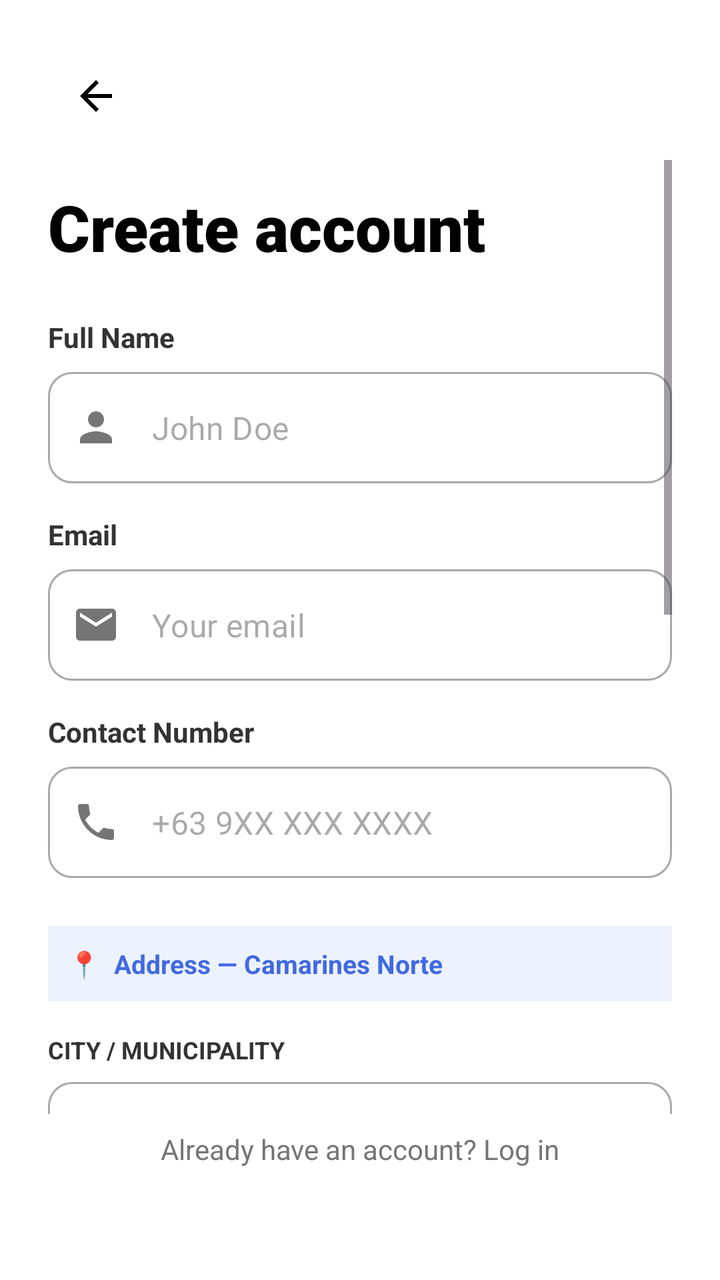
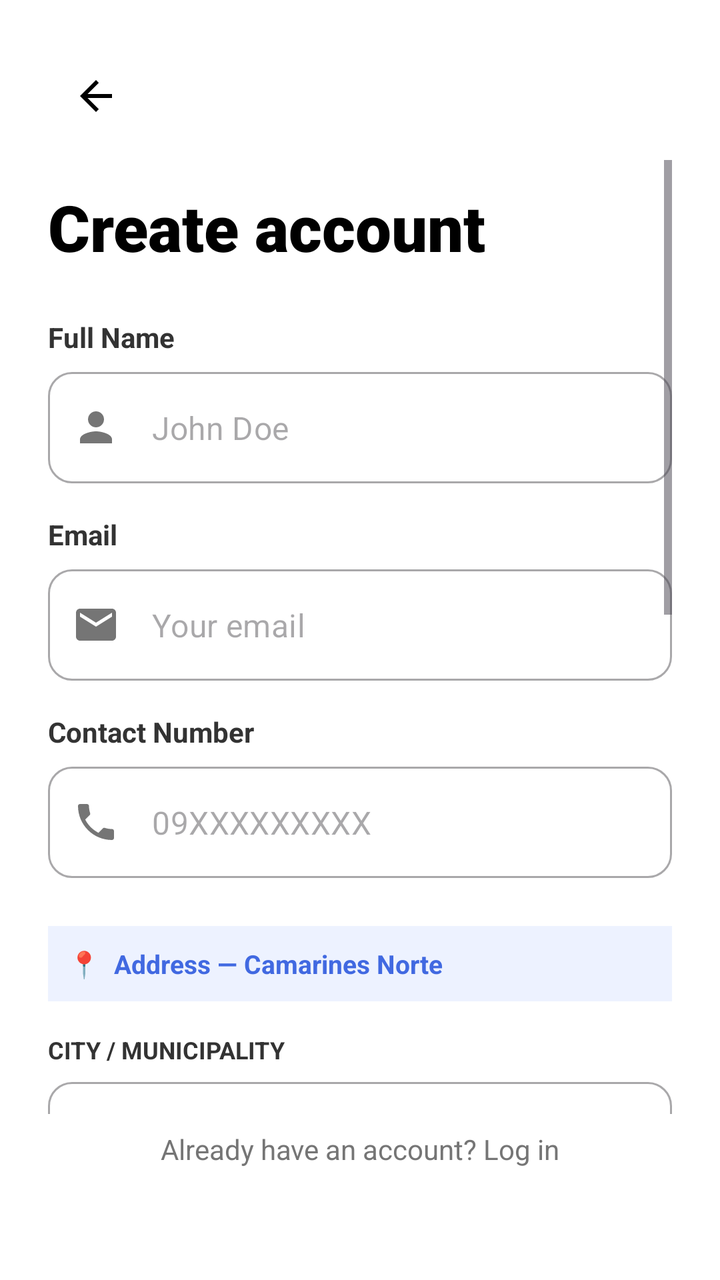

An Android layout rendered at two revisions. The XML below is the earlier revision; the diff shows what the commit changed to produce the second picture.
<!-- AndroidManifest.xml: application theme Theme.StreetAssist -->
<!-- res/layout/register_activity.xml -->
<?xml version="1.0" encoding="utf-8"?>
<androidx.constraintlayout.widget.ConstraintLayout xmlns:android="http://schemas.android.com/apk/res/android"
    xmlns:app="http://schemas.android.com/apk/res-auto"
    android:layout_width="match_parent"
    android:layout_height="match_parent"
    android:background="@android:color/white"
    android:padding="24dp">

    
    <ImageButton
        android:id="@+id/btnBack"
        android:layout_width="48dp"
        android:layout_height="48dp"
        android:background="?attr/selectableItemBackgroundBorderless"
        android:contentDescription="Back"
        android:padding="12dp"
        android:scaleType="fitCenter"
        android:src="@drawable/abc_ic_ab_back_material"
        app:layout_constraintStart_toStartOf="parent"
        app:layout_constraintTop_toTopOf="parent"
        app:tint="@android:color/black" />

    <ScrollView
        android:layout_width="match_parent"
        android:layout_height="0dp"
        android:layout_marginTop="8dp"
        app:layout_constraintBottom_toTopOf="@id/tvLoginPrompt"
        app:layout_constraintTop_toBottomOf="@id/btnBack">

        <LinearLayout
            android:layout_width="match_parent"
            android:layout_height="wrap_content"
            android:orientation="vertical">

            
            <TextView
                android:layout_width="wrap_content"
                android:layout_height="wrap_content"
                android:layout_marginTop="12dp"
                android:fontFamily="sans-serif-black"
                android:text="Create account"
                android:textColor="@android:color/black"
                android:textSize="32sp"
                android:textStyle="bold" />

            
            <TextView
                android:layout_width="wrap_content"
                android:layout_height="wrap_content"
                android:layout_marginTop="24dp"
                android:text="Full Name"
                android:textColor="#333333"
                android:textStyle="bold" />

            <com.google.android.material.textfield.TextInputLayout
                style="@style/Widget.MaterialComponents.TextInputLayout.OutlinedBox"
                android:layout_width="match_parent"
                android:layout_height="wrap_content"
                android:layout_marginTop="8dp"
                app:boxCornerRadiusBottomEnd="12dp"
                app:boxCornerRadiusBottomStart="12dp"
                app:boxCornerRadiusTopEnd="12dp"
                app:boxCornerRadiusTopStart="12dp"
                app:hintEnabled="false"
                app:startIconDrawable="@drawable/ic_person"
                app:startIconTint="#757575">

                <com.google.android.material.textfield.TextInputEditText
                    android:id="@+id/etFullName"
                    android:layout_width="match_parent"
                    android:layout_height="wrap_content"
                    android:hint="John Doe"
                    android:inputType="textPersonName" />
            </com.google.android.material.textfield.TextInputLayout>

            
            <TextView
                android:layout_width="wrap_content"
                android:layout_height="wrap_content"
                android:layout_marginTop="16dp"
                android:text="Email"
                android:textColor="#333333"
                android:textStyle="bold" />

            <com.google.android.material.textfield.TextInputLayout
                style="@style/Widget.MaterialComponents.TextInputLayout.OutlinedBox"
                android:layout_width="match_parent"
                android:layout_height="wrap_content"
                android:layout_marginTop="8dp"
                app:boxCornerRadiusBottomEnd="12dp"
                app:boxCornerRadiusBottomStart="12dp"
                app:boxCornerRadiusTopEnd="12dp"
                app:boxCornerRadiusTopStart="12dp"
                app:hintEnabled="false"
                app:startIconDrawable="@drawable/ic_email"
                app:startIconTint="#757575">

                <com.google.android.material.textfield.TextInputEditText
                    android:id="@+id/etEmail"
                    android:layout_width="match_parent"
                    android:layout_height="wrap_content"
                    android:hint="Your email"
                    android:inputType="textEmailAddress" />
            </com.google.android.material.textfield.TextInputLayout>

            
            <TextView
                android:layout_width="wrap_content"
                android:layout_height="wrap_content"
                android:layout_marginTop="16dp"
                android:text="Contact Number"
                android:textColor="#333333"
                android:textStyle="bold" />

            <com.google.android.material.textfield.TextInputLayout
                style="@style/Widget.MaterialComponents.TextInputLayout.OutlinedBox"
                android:layout_width="match_parent"
                android:layout_height="wrap_content"
                android:layout_marginTop="8dp"
                app:boxCornerRadiusBottomEnd="12dp"
                app:boxCornerRadiusBottomStart="12dp"
                app:boxCornerRadiusTopEnd="12dp"
                app:boxCornerRadiusTopStart="12dp"
                app:hintEnabled="false"
                app:startIconDrawable="@drawable/ic_phone"
                app:startIconTint="#757575">

                <com.google.android.material.textfield.TextInputEditText
                    android:id="@+id/etContactNumber"
                    android:layout_width="match_parent"
                    android:layout_height="wrap_content"
                    android:hint="+63 9XX XXX XXXX"
                    android:inputType="phone"
                    android:maxLength="13" />
            </com.google.android.material.textfield.TextInputLayout>

            
            <TextView
                android:layout_width="match_parent"
                android:layout_height="wrap_content"
                android:layout_marginTop="24dp"
                android:layout_marginBottom="4dp"
                android:background="#EDF2FF"
                android:padding="10dp"
                android:text="📍  Address — Camarines Norte"
                android:textColor="#4169E1"
                android:textSize="13sp"
                android:textStyle="bold" />

            
            <TextView
                android:layout_width="wrap_content"
                android:layout_height="wrap_content"
                android:layout_marginTop="12dp"
                android:text="CITY / MUNICIPALITY"
                android:textColor="#333333"
                android:textSize="12sp"
                android:textStyle="bold" />

            <com.google.android.material.textfield.TextInputLayout
                style="@style/Widget.MaterialComponents.TextInputLayout.OutlinedBox.ExposedDropdownMenu"
                android:layout_width="match_parent"
                android:layout_height="wrap_content"
                android:layout_marginTop="8dp"
                app:boxCornerRadiusBottomEnd="12dp"
                app:boxCornerRadiusBottomStart="12dp"
                app:boxCornerRadiusTopEnd="12dp"
                app:boxCornerRadiusTopStart="12dp"
                app:hintEnabled="false"
                app:startIconDrawable="@drawable/ic_city"
                app:startIconTint="#757575">

                <AutoCompleteTextView
                    android:id="@+id/spinnerCity"
                    android:layout_width="match_parent"
                    android:layout_height="wrap_content"
                    android:hint="Select city / municipality"
                    android:inputType="none" />
            </com.google.android.material.textfield.TextInputLayout>

            
            <TextView
                android:layout_width="wrap_content"
                android:layout_height="wrap_content"
                android:layout_marginTop="16dp"
                android:text="BARANGAY"
                android:textColor="#333333"
                android:textSize="12sp"
                android:textStyle="bold" />

            <com.google.android.material.textfield.TextInputLayout
                style="@style/Widget.MaterialComponents.TextInputLayout.OutlinedBox.ExposedDropdownMenu"
                android:layout_width="match_parent"
                android:layout_height="wrap_content"
                android:layout_marginTop="8dp"
                app:boxCornerRadiusBottomEnd="12dp"
                app:boxCornerRadiusBottomStart="12dp"
                app:boxCornerRadiusTopEnd="12dp"
                app:boxCornerRadiusTopStart="12dp"
                app:hintEnabled="false"
                app:startIconDrawable="@drawable/ic_barangay"
                app:startIconTint="#757575">

                <AutoCompleteTextView
                    android:id="@+id/spinnerBarangay"
                    android:layout_width="match_parent"
                    android:layout_height="wrap_content"
                    android:hint="Select barangay"
                    android:inputType="none" />
            </com.google.android.material.textfield.TextInputLayout>

            
            <TextView
                android:layout_width="wrap_content"
                android:layout_height="wrap_content"
                android:layout_marginTop="24dp"
                android:text="Password"
                android:textColor="#333333"
                android:textStyle="bold" />

            <com.google.android.material.textfield.TextInputLayout
                style="@style/Widget.MaterialComponents.TextInputLayout.OutlinedBox"
                android:layout_width="match_parent"
                android:layout_height="wrap_content"
                android:layout_marginTop="8dp"
                app:boxCornerRadiusBottomEnd="12dp"
                app:boxCornerRadiusBottomStart="12dp"
                app:boxCornerRadiusTopEnd="12dp"
                app:boxCornerRadiusTopStart="12dp"
                app:endIconMode="password_toggle"
                app:hintEnabled="false"
                app:startIconDrawable="@drawable/ic_lock"
                app:startIconTint="#757575">

                <com.google.android.material.textfield.TextInputEditText
                    android:id="@+id/etPassword"
                    android:layout_width="match_parent"
                    android:layout_height="wrap_content"
                    android:hint="••••••••"
                    android:inputType="textPassword" />
            </com.google.android.material.textfield.TextInputLayout>

            
            <TextView
                android:layout_width="wrap_content"
                android:layout_height="wrap_content"
                android:layout_marginTop="16dp"
                android:text="Confirm Password"
                android:textColor="#333333"
                android:textStyle="bold" />

            <com.google.android.material.textfield.TextInputLayout
                style="@style/Widget.MaterialComponents.TextInputLayout.OutlinedBox"
                android:layout_width="match_parent"
                android:layout_height="wrap_content"
                android:layout_marginTop="8dp"
                app:boxCornerRadiusBottomEnd="12dp"
                app:boxCornerRadiusBottomStart="12dp"
                app:boxCornerRadiusTopEnd="12dp"
                app:boxCornerRadiusTopStart="12dp"
                app:endIconMode="password_toggle"
                app:hintEnabled="false"
                app:startIconDrawable="@drawable/ic_lock"
                app:startIconTint="#757575">

                <com.google.android.material.textfield.TextInputEditText
                    android:id="@+id/etConfirmPassword"
                    android:layout_width="match_parent"
                    android:layout_height="wrap_content"
                    android:hint="••••••••"
                    android:inputType="textPassword" />
            </com.google.android.material.textfield.TextInputLayout>

            
            <LinearLayout
                android:layout_width="match_parent"
                android:layout_height="wrap_content"
                android:layout_marginTop="24dp"
                android:gravity="top"
                android:orientation="horizontal">

                <CheckBox
                    android:id="@+id/cbTerms"
                    android:layout_width="wrap_content"
                    android:layout_height="wrap_content"
                    android:layout_marginTop="-4dp"
                    android:buttonTint="#4169E1"
                    android:minHeight="0dp"
                    android:minWidth="0dp"
                    app:useMaterialThemeColors="true" />

                <TextView
                    android:id="@+id/tvTermsLink"
                    android:layout_width="wrap_content"
                    android:layout_height="wrap_content"
                    android:layout_marginStart="8dp"
                    android:text="I agree to the Terms of Service and Privacy Policy of StreetAssist."
                    android:textColor="#333333"
                    android:textSize="14sp" />
            </LinearLayout>

            
            <com.google.android.material.button.MaterialButton
                android:id="@+id/btnRegister"
                android:layout_width="match_parent"
                android:layout_height="60dp"
                android:layout_marginTop="24dp"
                android:layout_marginBottom="40dp"
                android:backgroundTint="#4169E1"
                android:text="Create Account"
                android:textAllCaps="false"
                android:textColor="@android:color/white"
                android:textSize="18sp"
                app:cornerRadius="12dp" />

        </LinearLayout>
    </ScrollView>

    
    <TextView
        android:id="@+id/tvLoginPrompt"
        android:layout_width="wrap_content"
        android:layout_height="wrap_content"
        android:layout_marginBottom="24dp"
        android:padding="8dp"
        android:text="Already have an account? Log in"
        android:textColor="#757575"
        app:layout_constraintBottom_toBottomOf="parent"
        app:layout_constraintEnd_toEndOf="parent"
        app:layout_constraintStart_toStartOf="parent" />

</androidx.constraintlayout.widget.ConstraintLayout>
<!-- resources referenced by this layout -->
<resources>
  <!-- drawable ic_barangay (drawable) -->
  <vector xmlns:android="http://schemas.android.com/apk/res/android"
      android:width="24dp"
      android:height="24dp"
      android:viewportWidth="24"
      android:viewportHeight="24">
      <path
          android:fillColor="#000000"
          android:pathData="M10,20L10,14L14,14L14,20L19,20L19,12L22,12L12,3L2,12L5,12L5,20Z" />
  </vector>
  <!-- drawable ic_city (drawable) -->
  <vector xmlns:android="http://schemas.android.com/apk/res/android"
      android:width="24dp"
      android:height="24dp"
      android:viewportWidth="24"
      android:viewportHeight="24">
      <path
          android:fillColor="#000000"
          android:pathData="M15,11L15,5L12,2L9,5L9,7L3,7L3,21L21,21L21,11L15,11ZM7,19L5,19L5,17L7,17L7,19ZM7,15L5,15L5,13L7,13L7,15ZM7,11L5,11L5,9L7,9L7,11ZM13,19L11,19L11,17L13,17L13,19ZM13,15L11,15L11,13L13,13L13,15ZM13,11L11,11L11,9L13,9L13,11ZM13,7L11,7L11,5L13,5L13,7ZM19,19L17,19L17,17L19,17L19,19ZM19,15L17,15L17,13L19,13L19,15Z" />
  </vector>
  <!-- drawable ic_email (drawable) -->
  <vector xmlns:android="http://schemas.android.com/apk/res/android"
      android:width="24dp"
      android:height="24dp"
      android:viewportWidth="24"
      android:viewportHeight="24">
      <path
          android:fillColor="#000000"
          android:pathData="M20,4H4c-1.1,0 -1.99,0.9 -1.99,2L2,18c0,1.1 0.9,2 2,2h16c1.1,0 2,-0.9 2,-2V6c0,-1.1 -0.9,-2 -2,-2zm0,4l-8,5 -8,-5V6l8,5 8,-5v2z" />
  </vector>
  <!-- drawable ic_lock (drawable) -->
  <vector xmlns:android="http://schemas.android.com/apk/res/android"
      android:width="24dp"
      android:height="24dp"
      android:viewportWidth="24"
      android:viewportHeight="24">
      <path
          android:fillColor="#000000"
          android:pathData="M18,8h-1V6c0,-2.76 -2.24,-5 -5,-5S7,3.24 7,6v2H6c-1.1,0 -2,0.9 -2,2v10c0,1.1 0.9,2 2,2h12c1.1,0 2,-0.9 2,-2V10c0,-1.1 -0.9,-2 -2,-2zM9,6c0,-1.66 1.34,-3 3,-3s3,1.34 3,3v2H9V6zm9,14H6V10h12v10zm-6,-3c1.1,0 2,-0.9 2,-2s-0.9,-2 -2,-2 -2,0.9 -2,2 0.9,2 2,2z" />
  </vector>
  <!-- drawable ic_person (drawable) -->
  <vector xmlns:android="http://schemas.android.com/apk/res/android"
      android:width="24dp"
      android:height="24dp"
      android:viewportWidth="24"
      android:viewportHeight="24">
      <path
          android:fillColor="#000000"
          android:pathData="M12,12c2.21,0 4,-1.79 4,-4s-1.79,-4 -4,-4 -4,1.79 -4,4 1.79,4 4,4zM12,14c-2.67,0 -8,1.34 -8,4v2h16v-2c0,-2.66 -5.33,-4 -8,-4z" />
  </vector>
  <!-- drawable ic_phone (drawable) -->
  <vector xmlns:android="http://schemas.android.com/apk/res/android"
      android:width="24dp"
      android:height="24dp"
      android:viewportWidth="24"
      android:viewportHeight="24">
      <path
          android:fillColor="#000000"
          android:pathData="M6.62,10.79c1.44,2.82 3.76,5.14 6.59,6.59l2.2,-2.2c0.27,-0.27 0.67,-0.36 1.02,-0.24 1.12,0.37 2.33,0.57 3.57,0.57 0.55,0 1,0.45 1,1L21,20c0,0.55 -0.45,1 -1,1C10.61,21 3,13.39 3,4c0,-0.55 0.45,-1 1,-1l3.5,0c0.55,0 1,0.45 1,1 0,1.25 0.2,2.45 0.57,3.57 0.11,0.35 0.03,0.74 -0.25,1.02l-2.2,2.2z"/>
  </vector>
  <style name="Theme.StreetAssist" parent="Base.Theme.StreetAssist" />
  <style name="Base.Theme.StreetAssist" parent="Theme.Material3.DayNight.NoActionBar">
          
          
      </style>
</resources>

<!-- the commit's change to res/layout/register_activity.xml (unified diff, before → after) -->
@@ -129,9 +129,9 @@
                     android:id="@+id/etContactNumber"
                     android:layout_width="match_parent"
                     android:layout_height="wrap_content"
-                    android:hint="+63 9XX XXX XXXX"
+                    android:hint="09XXXXXXXXX"
                     android:inputType="phone"
-                    android:maxLength="13" />
+                    android:maxLength="11" />
             </com.google.android.material.textfield.TextInputLayout>
 
             
